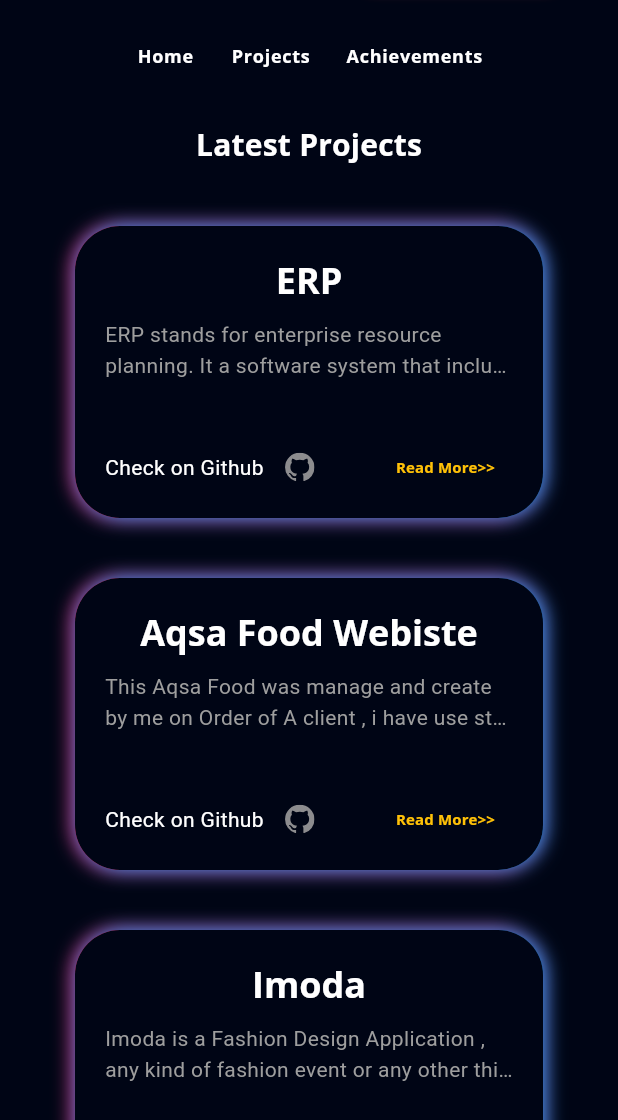
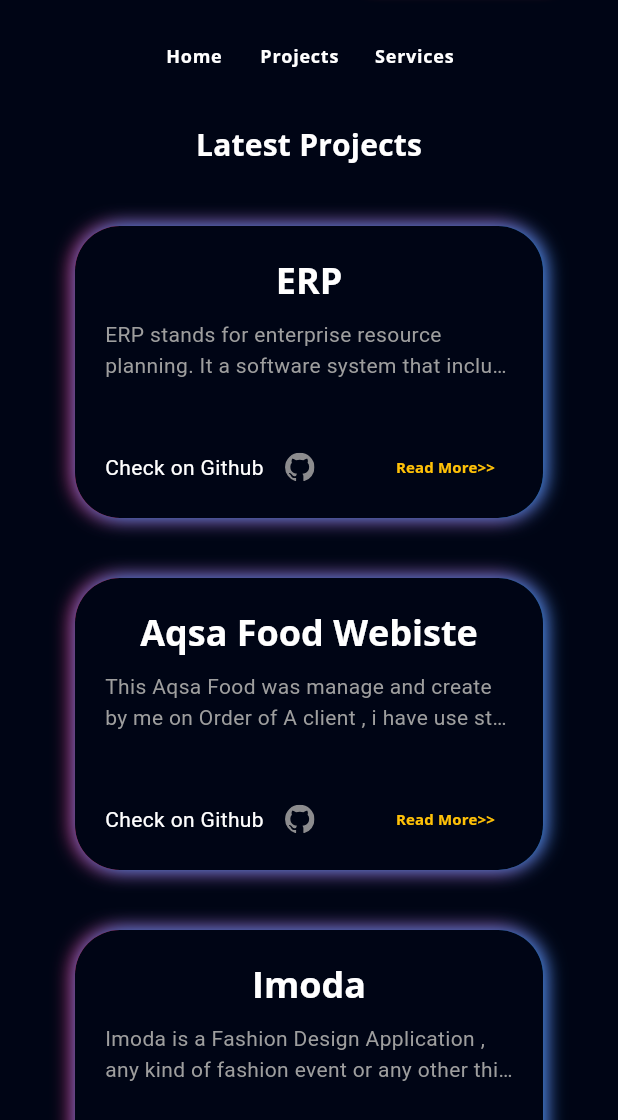
Before and after one commit to Atif007cr7/my_new_repo, a Flutter app: the screen it shows after launch, scrolled down 576 dp, after a tap on "Whatsapp", on a phone screen of 412 x 824 dp, the part 116-1236 px from its top. Run offline on Flutter 3.47's test engine with Material 3 defaults, Android fonts, the phone set to English and light mode, and no system bars; our stand-ins replace flutter_svg, font_awesome_flutter, get, google_fonts, photo_view.

Commit message:
minimum changes

```diff
--- a/lib/model/project_model.dart
+++ b/lib/model/project_model.dart
@@ -10,25 +10,25 @@ List<Project> projectList = [
   Project(
     'ERP',
     'ERP stands for enterprise resource planning. It a software system that includes all the tools and processes required to run a successful company, including HR, manufacturing, supply chain, finance, accounting, and more',
-    'assets/images/coffee.png',
+    '',
     '',
   ),
   Project(
     'Aqsa Food Webiste',
     'This Aqsa Food was manage and create by me on Order of A client , i have use stack widget in it for the beautifull view of Dashboard , ',
-    'assets/images/car.png',
+    '',
     '',
   ),
   Project(
       'Imoda',
       'Imoda is a Fashion Design Application , any kind of fashion event or any other thing related to latest fashion will get uplode here i have manage the app in the end and make the app in correct fromate ',
-      'assets/images/alarm.jpg',
+      '',
       'https://play.google.com/store/apps/details?id=com.imoda.user&pcampaignid=web_share'),
   Project(
       'CRM',
       'CRM (customer relationship management) is the combination of practices, strategies and technologies that companies use to manage and analyze customer interactions and data throughout the customer lifecycle.',
-      'assets/images/cui.png',
-      'https://github.com/Hamad-Anwar/'),
+      '',
+      ''),
   // Project(
   //     'Flutter Music Streaming Application',
   //     'A Flutter music streaming application that allows users to play audio files from local storage. The app features a beautiful neumorphic UI design and provides a smooth user experience for browsing and playing music.',
--- a/lib/view/main/components/connect_button.dart
+++ b/lib/view/main/components/connect_button.dart
@@ -12,7 +12,7 @@ class ConnectButton extends StatelessWidget {
       padding: const EdgeInsets.symmetric(vertical: defaultPadding),
       child: InkWell(
         onTap: () {
-          launchUrl(Uri.parse('https://wa.me/8850003494'));
+          launchUrl(Uri.parse('https://wa.me/+918850003494'));
         },
         borderRadius: BorderRadius.circular(defaultPadding + 10),
         child: Container(
--- a/lib/view/main/components/drawer/about.dart
+++ b/lib/view/main/components/drawer/about.dart
@@ -22,7 +22,7 @@ class About extends StatelessWidget {
               style: Theme.of(context).textTheme.titleSmall,
             ),
             const SizedBox(
-              height: defaultPadding / 4,
+              height: 30,
             ),
             const Text(
               'Flutter Developer & Develop Web, App , Ios Application',
--- a/lib/view/main/components/navigation_button_list.dart
+++ b/lib/view/main/components/navigation_button_list.dart
@@ -33,7 +33,13 @@ class NavigationButtonList extends StatelessWidget {
                   },
                   text: 'Projects'),
               // NavigationTextButton(onTap: () {controller.animateToPage(2, duration: const Duration(milliseconds: 500), curve: Curves.easeIn);}, text: 'Certifications'),
-              NavigationTextButton(onTap: () {}, text: 'Achievements'),
+              NavigationTextButton(
+                  onTap: () {
+                    controller.animateToPage(2,
+                        duration: const Duration(milliseconds: 500),
+                        curve: Curves.easeIn);
+                  },
+                  text: 'Services'),
             ],
           ),
         );
```
Also changed, not shown: lib/view/projects/components/project_link.dart (+17 -3 lines).
